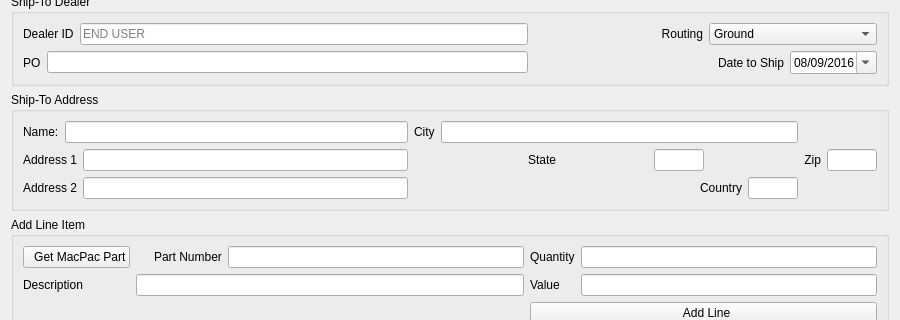
Above: View/setuptab.ui from topherMcDonald/SPO before the change; both pictures show x 0 to 900 and y 88 to 408 of the 900 by 900 pixel window. Below: the same form after it.
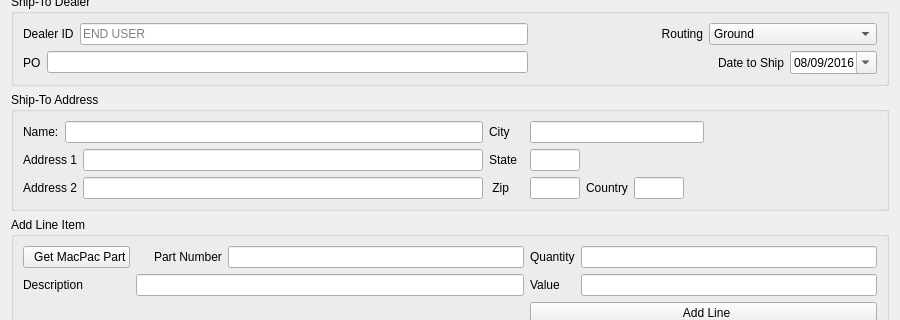
That is the form after the change. Icons and pictures are not drawn.

```diff
--- a/View/setuptab.ui
+++ b/View/setuptab.ui
@@ -26,212 +26,6 @@
    <string>Form</string>
   </property>
   <layout class="QGridLayout" name="gridLayout">
-   <item row="2" column="0">
-    <widget class="QGroupBox" name="gbShipToAddress">
-     <property name="sizePolicy">
-      <sizepolicy hsizetype="Expanding" vsizetype="Preferred">
-       <horstretch>0</horstretch>
-       <verstretch>0</verstretch>
-      </sizepolicy>
-     </property>
-     <property name="maximumSize">
-      <size>
-       <width>16777215</width>
-       <height>170</height>
-      </size>
-     </property>
-     <property name="title">
-      <string>Ship-To Address</string>
-     </property>
-     <layout class="QGridLayout" name="gridLayout_3">
-      <item row="2" column="0">
-       <layout class="QHBoxLayout" name="hloShipToAddress_Address2">
-        <item>
-         <widget class="QLabel" name="lblShipToAddress_Address2">
-          <property name="text">
-           <string>Address 2</string>
-          </property>
-         </widget>
-        </item>
-        <item>
-         <widget class="QLineEdit" name="leShipToAddress_Address2"/>
-        </item>
-       </layout>
-      </item>
-      <item row="0" column="0">
-       <layout class="QHBoxLayout" name="hloShipToAddress_Name">
-        <item>
-         <widget class="QLabel" name="lblShipToAddress_Name">
-          <property name="text">
-           <string>Name:</string>
-          </property>
-         </widget>
-        </item>
-        <item>
-         <widget class="QLineEdit" name="leShipToAddress_Name"/>
-        </item>
-       </layout>
-      </item>
-      <item row="0" column="2">
-       <layout class="QHBoxLayout" name="hloShipToAddress_City">
-        <item>
-         <widget class="QLabel" name="lblShipToAddress_City">
-          <property name="text">
-           <string>City</string>
-          </property>
-         </widget>
-        </item>
-        <item>
-         <widget class="QLineEdit" name="leShipToAddress_City"/>
-        </item>
-       </layout>
-      </item>
-      <item row="1" column="2">
-       <layout class="QHBoxLayout" name="hloShipToAddress_State">
-        <property name="sizeConstraint">
-         <enum>QLayout::SetMaximumSize</enum>
-        </property>
-        <item>
-         <widget class="QLabel" name="lblShipToAddress_State">
-          <property name="sizePolicy">
-           <sizepolicy hsizetype="Fixed" vsizetype="Preferred">
-            <horstretch>0</horstretch>
-            <verstretch>0</verstretch>
-           </sizepolicy>
-          </property>
-          <property name="maximumSize">
-           <size>
-            <width>50</width>
-            <height>16777215</height>
-           </size>
-          </property>
-          <property name="text">
-           <string>State</string>
-          </property>
-          <property name="alignment">
-           <set>Qt::AlignRight|Qt::AlignTrailing|Qt::AlignVCenter</set>
-          </property>
-         </widget>
-        </item>
-        <item>
-         <widget class="QLineEdit" name="leShipToAddress_State">
-          <property name="sizePolicy">
-           <sizepolicy hsizetype="Fixed" vsizetype="Fixed">
-            <horstretch>0</horstretch>
-            <verstretch>0</verstretch>
-           </sizepolicy>
-          </property>
-          <property name="maximumSize">
-           <size>
-            <width>50</width>
-            <height>16777215</height>
-           </size>
-          </property>
-          <property name="maxLength">
-           <number>2</number>
-          </property>
-         </widget>
-        </item>
-       </layout>
-      </item>
-      <item row="1" column="0">
-       <layout class="QHBoxLayout" name="hloShipToAddress_Address1">
-        <item>
-         <widget class="QLabel" name="lblShipToAddress_Address1">
-          <property name="text">
-           <string>Address 1</string>
-          </property>
-         </widget>
-        </item>
-        <item>
-         <widget class="QLineEdit" name="leShipToAddress_Address1"/>
-        </item>
-       </layout>
-      </item>
-      <item row="2" column="2">
-       <layout class="QHBoxLayout" name="horizontalLayout">
-        <item>
-         <widget class="QLabel" name="lblShipToAddress_Country">
-          <property name="text">
-           <string>Country</string>
-          </property>
-          <property name="alignment">
-           <set>Qt::AlignRight|Qt::AlignTrailing|Qt::AlignVCenter</set>
-          </property>
-         </widget>
-        </item>
-        <item>
-         <widget class="QLineEdit" name="leShipToAddress_Country">
-          <property name="sizePolicy">
-           <sizepolicy hsizetype="Fixed" vsizetype="Fixed">
-            <horstretch>0</horstretch>
-            <verstretch>0</verstretch>
-           </sizepolicy>
-          </property>
-          <property name="maximumSize">
-           <size>
-            <width>50</width>
-            <height>16777215</height>
-           </size>
-          </property>
-          <property name="maxLength">
-           <number>3</number>
-          </property>
-         </widget>
-        </item>
-       </layout>
-      </item>
-      <item row="1" column="3">
-       <layout class="QHBoxLayout" name="hloShipToAddress_Zip">
-        <property name="sizeConstraint">
-         <enum>QLayout::SetMaximumSize</enum>
-        </property>
-        <item>
-         <widget class="QLabel" name="lblShipToAddress_Zip">
-          <property name="sizePolicy">
-           <sizepolicy hsizetype="Fixed" vsizetype="Preferred">
-            <horstretch>0</horstretch>
-            <verstretch>0</verstretch>
-           </sizepolicy>
-          </property>
-          <property name="text">
-           <string>Zip</string>
-          </property>
-          <property name="alignment">
-           <set>Qt::AlignRight|Qt::AlignTrailing|Qt::AlignVCenter</set>
-          </property>
-         </widget>
-        </item>
-        <item>
-         <widget class="QLineEdit" name="leShipToAddress_Zip">
-          <property name="sizePolicy">
-           <sizepolicy hsizetype="Fixed" vsizetype="Fixed">
-            <horstretch>0</horstretch>
-            <verstretch>0</verstretch>
-           </sizepolicy>
-          </property>
-          <property name="maximumSize">
-           <size>
-            <width>50</width>
-            <height>16777215</height>
-           </size>
-          </property>
-          <property name="maxLength">
-           <number>5</number>
-          </property>
-          <property name="alignment">
-           <set>Qt::AlignRight|Qt::AlignTrailing|Qt::AlignVCenter</set>
-          </property>
-          <property name="dragEnabled">
-           <bool>true</bool>
-          </property>
-         </widget>
-        </item>
-       </layout>
-      </item>
-     </layout>
-    </widget>
-   </item>
    <item row="1" column="0">
     <widget class="QGroupBox" name="gbShipToDealer">
      <property name="sizePolicy">
@@ -838,6 +632,303 @@
      </property>
     </widget>
    </item>
+   <item row="2" column="0">
+    <widget class="QGroupBox" name="gbShipToAddress">
+     <property name="sizePolicy">
+      <sizepolicy hsizetype="Expanding" vsizetype="Preferred">
+       <horstretch>0</horstretch>
+       <verstretch>0</verstretch>
+      </sizepolicy>
+     </property>
+     <property name="maximumSize">
+      <size>
+       <width>16777215</width>
+       <height>170</height>
+      </size>
+     </property>
+     <property name="title">
+      <string>Ship-To Address</string>
+     </property>
+     <layout class="QGridLayout" name="gridLayout_3">
+      <item row="1" column="1">
+       <layout class="QHBoxLayout" name="hloShipToAddress_City">
+        <item>
+         <widget class="QLabel" name="lblShipToAddress_City">
+          <property name="minimumSize">
+           <size>
+            <width>35</width>
+            <height>0</height>
+           </size>
+          </property>
+          <property name="maximumSize">
+           <size>
+            <width>35</width>
+            <height>16777215</height>
+           </size>
+          </property>
+          <property name="text">
+           <string>City</string>
+          </property>
+         </widget>
+        </item>
+        <item>
+         <widget class="QLineEdit" name="leShipToAddress_City">
+          <property name="maximumSize">
+           <size>
+            <width>300</width>
+            <height>16777215</height>
+           </size>
+          </property>
+         </widget>
+        </item>
+        <item>
+         <spacer name="horizontalSpacer_5">
+          <property name="orientation">
+           <enum>Qt::Horizontal</enum>
+          </property>
+          <property name="sizeHint" stdset="0">
+           <size>
+            <width>40</width>
+            <height>20</height>
+           </size>
+          </property>
+         </spacer>
+        </item>
+       </layout>
+      </item>
+      <item row="3" column="1">
+       <layout class="QHBoxLayout" name="hloShipToAddress_State">
+        <property name="sizeConstraint">
+         <enum>QLayout::SetDefaultConstraint</enum>
+        </property>
+        <property name="rightMargin">
+         <number>0</number>
+        </property>
+        <item>
+         <widget class="QLabel" name="lblShipToAddress_Zip">
+          <property name="sizePolicy">
+           <sizepolicy hsizetype="Expanding" vsizetype="Preferred">
+            <horstretch>0</horstretch>
+            <verstretch>0</verstretch>
+           </sizepolicy>
+          </property>
+          <property name="minimumSize">
+           <size>
+            <width>35</width>
+            <height>0</height>
+           </size>
+          </property>
+          <property name="maximumSize">
+           <size>
+            <width>26</width>
+            <height>16777215</height>
+           </size>
+          </property>
+          <property name="text">
+           <string> Zip</string>
+          </property>
+          <property name="alignment">
+           <set>Qt::AlignLeading|Qt::AlignLeft|Qt::AlignVCenter</set>
+          </property>
+         </widget>
+        </item>
+        <item>
+         <widget class="QLineEdit" name="leShipToAddress_Zip">
+          <property name="sizePolicy">
+           <sizepolicy hsizetype="Fixed" vsizetype="Fixed">
+            <horstretch>0</horstretch>
+            <verstretch>0</verstretch>
+           </sizepolicy>
+          </property>
+          <property name="maximumSize">
+           <size>
+            <width>50</width>
+            <height>16777215</height>
+           </size>
+          </property>
+          <property name="maxLength">
+           <number>5</number>
+          </property>
+          <property name="alignment">
+           <set>Qt::AlignRight|Qt::AlignTrailing|Qt::AlignVCenter</set>
+          </property>
+          <property name="dragEnabled">
+           <bool>true</bool>
+          </property>
+         </widget>
+        </item>
+        <item>
+         <widget class="QLabel" name="lblShipToAddress_Country">
+          <property name="maximumSize">
+           <size>
+            <width>100</width>
+            <height>16777215</height>
+           </size>
+          </property>
+          <property name="text">
+           <string>Country</string>
+          </property>
+          <property name="alignment">
+           <set>Qt::AlignLeading|Qt::AlignLeft|Qt::AlignVCenter</set>
+          </property>
+         </widget>
+        </item>
+        <item>
+         <widget class="QLineEdit" name="leShipToAddress_Country">
+          <property name="sizePolicy">
+           <sizepolicy hsizetype="Fixed" vsizetype="Fixed">
+            <horstretch>0</horstretch>
+            <verstretch>0</verstretch>
+           </sizepolicy>
+          </property>
+          <property name="maximumSize">
+           <size>
+            <width>50</width>
+            <height>16777215</height>
+           </size>
+          </property>
+          <property name="maxLength">
+           <number>3</number>
+          </property>
+         </widget>
+        </item>
+        <item>
+         <spacer name="horizontalSpacer_6">
+          <property name="orientation">
+           <enum>Qt::Horizontal</enum>
+          </property>
+          <property name="sizeHint" stdset="0">
+           <size>
+            <width>40</width>
+            <height>20</height>
+           </size>
+          </property>
+         </spacer>
+        </item>
+       </layout>
+      </item>
+      <item row="3" column="0">
+       <layout class="QHBoxLayout" name="hloShipToAddress_Address2">
+        <item>
+         <widget class="QLabel" name="lblShipToAddress_Address2">
+          <property name="text">
+           <string>Address 2</string>
+          </property>
+         </widget>
+        </item>
+        <item>
+         <widget class="QLineEdit" name="leShipToAddress_Address2"/>
+        </item>
+       </layout>
+      </item>
+      <item row="1" column="0">
+       <layout class="QHBoxLayout" name="hloShipToAddress_Name">
+        <item>
+         <widget class="QLabel" name="lblShipToAddress_Name">
+          <property name="text">
+           <string>Name:</string>
+          </property>
+         </widget>
+        </item>
+        <item>
+         <widget class="QLineEdit" name="leShipToAddress_Name"/>
+        </item>
+       </layout>
+      </item>
+      <item row="2" column="0">
+       <layout class="QHBoxLayout" name="hloShipToAddress_Address1">
+        <item>
+         <widget class="QLabel" name="lblShipToAddress_Address1">
+          <property name="text">
+           <string>Address 1</string>
+          </property>
+         </widget>
+        </item>
+        <item>
+         <widget class="QLineEdit" name="leShipToAddress_Address1">
+          <property name="minimumSize">
+           <size>
+            <width>400</width>
+            <height>0</height>
+           </size>
+          </property>
+         </widget>
+        </item>
+       </layout>
+      </item>
+      <item row="2" column="1">
+       <layout class="QHBoxLayout" name="horizontalLayout">
+        <property name="leftMargin">
+         <number>0</number>
+        </property>
+        <property name="rightMargin">
+         <number>0</number>
+        </property>
+        <item>
+         <widget class="QLabel" name="lblShipToAddress_State">
+          <property name="sizePolicy">
+           <sizepolicy hsizetype="Expanding" vsizetype="Preferred">
+            <horstretch>0</horstretch>
+            <verstretch>0</verstretch>
+           </sizepolicy>
+          </property>
+          <property name="minimumSize">
+           <size>
+            <width>35</width>
+            <height>0</height>
+           </size>
+          </property>
+          <property name="maximumSize">
+           <size>
+            <width>20</width>
+            <height>16777215</height>
+           </size>
+          </property>
+          <property name="text">
+           <string>State</string>
+          </property>
+          <property name="alignment">
+           <set>Qt::AlignLeading|Qt::AlignLeft|Qt::AlignVCenter</set>
+          </property>
+         </widget>
+        </item>
+        <item>
+         <widget class="QLineEdit" name="leShipToAddress_State">
+          <property name="sizePolicy">
+           <sizepolicy hsizetype="Fixed" vsizetype="Fixed">
+            <horstretch>0</horstretch>
+            <verstretch>0</verstretch>
+           </sizepolicy>
+          </property>
+          <property name="maximumSize">
+           <size>
+            <width>50</width>
+            <height>16777215</height>
+           </size>
+          </property>
+          <property name="maxLength">
+           <number>2</number>
+          </property>
+         </widget>
+        </item>
+        <item>
+         <spacer name="horizontalSpacer_4">
+          <property name="orientation">
+           <enum>Qt::Horizontal</enum>
+          </property>
+          <property name="sizeHint" stdset="0">
+           <size>
+            <width>70</width>
+            <height>20</height>
+           </size>
+          </property>
+         </spacer>
+        </item>
+       </layout>
+      </item>
+     </layout>
+    </widget>
+   </item>
   </layout>
  </widget>
  <tabstops>
```
Left out of the diff: 4 changed lines with no effect on the pictures.
